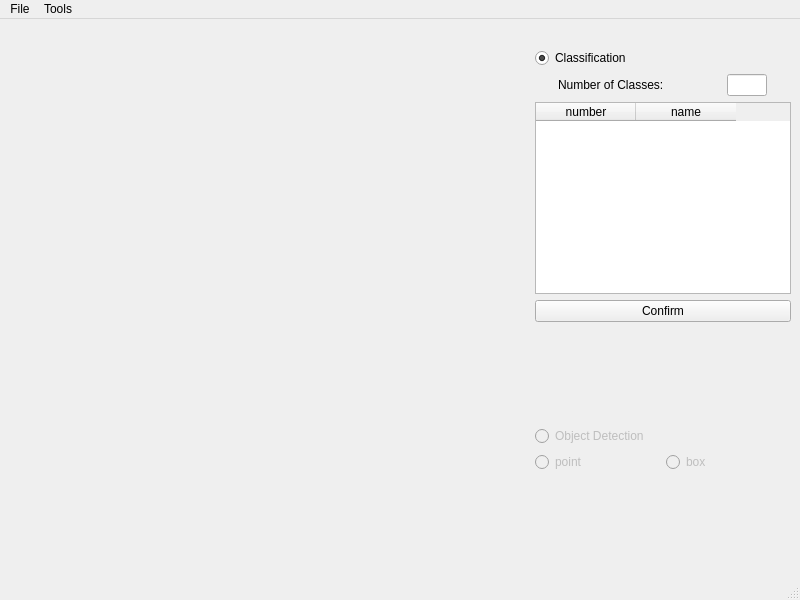
Qt form main_window.ui (KarolBo/labeling_tool) before a commit.
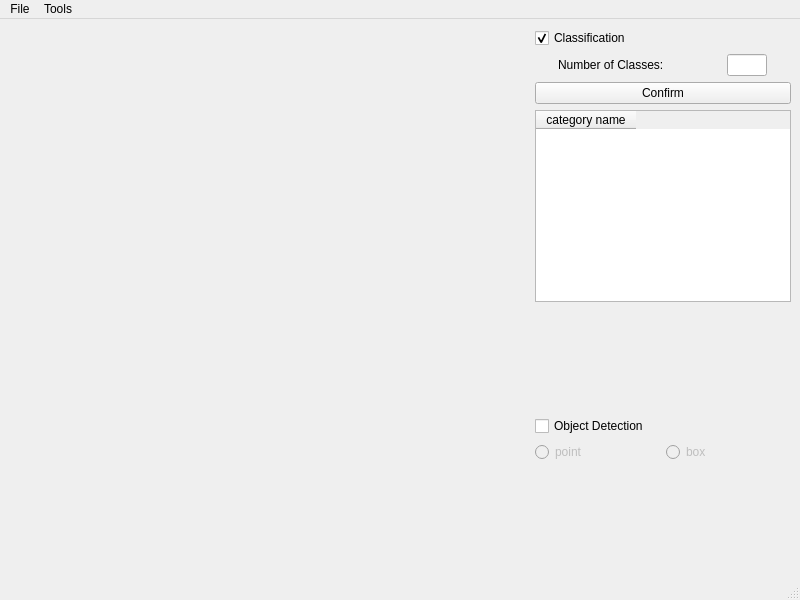
The same form after that commit. Custom widgets are drawn as their Qt base class.

Commit message: mpl rectangle

What changed in the file:
```diff
--- a/main_window.ui
+++ b/main_window.ui
@@ -15,6 +15,32 @@
   </property>
   <widget class="QWidget" name="centralwidget">
    <layout class="QGridLayout" name="gridLayout">
+    <item row="0" column="0">
+     <widget class="QLabel" name="label_image_num">
+      <property name="maximumSize">
+       <size>
+        <width>140</width>
+        <height>16777215</height>
+       </size>
+      </property>
+      <property name="text">
+       <string/>
+      </property>
+     </widget>
+    </item>
+    <item row="0" column="1">
+     <widget class="QCheckBox" name="checkbox_class">
+      <property name="text">
+       <string>Classification</string>
+      </property>
+      <property name="checked">
+       <bool>true</bool>
+      </property>
+     </widget>
+    </item>
+    <item row="2" column="0">
+     <layout class="QHBoxLayout" name="buttons_layout"/>
+    </item>
     <item row="1" column="0">
      <widget class="mpl_widget" name="screen" native="true">
       <property name="sizePolicy">
@@ -30,16 +56,6 @@
       <property name="sizeConstraint">
        <enum>QLayout::SetFixedSize</enum>
       </property>
-      <item>
-       <widget class="QRadioButton" name="radioButton">
-        <property name="text">
-         <string>Classification</string>
-        </property>
-        <property name="checked">
-         <bool>true</bool>
-        </property>
-       </widget>
-      </item>
       <item>
        <layout class="QHBoxLayout" name="horizontalLayout">
         <item>
@@ -74,7 +90,14 @@
        </layout>
       </item>
       <item>
-       <widget class="QTableWidget" name="tableWidget">
+       <widget class="QPushButton" name="button_confirm">
+        <property name="text">
+         <string>Confirm</string>
+        </property>
+       </widget>
+      </item>
+      <item>
+       <widget class="QTableWidget" name="table">
         <property name="sizePolicy">
          <sizepolicy hsizetype="Fixed" vsizetype="Expanding">
           <horstretch>0</horstretch>
@@ -85,25 +108,13 @@
          <enum>Qt::ScrollBarAlwaysOff</enum>
         </property>
         <property name="columnCount">
-         <number>2</number>
+         <number>1</number>
         </property>
         <column>
          <property name="text">
-          <string>number</string>
+          <string>category name</string>
          </property>
         </column>
-        <column>
-         <property name="text">
-          <string>name</string>
-         </property>
-        </column>
-       </widget>
-      </item>
-      <item>
-       <widget class="QPushButton" name="button_confirm">
-        <property name="text">
-         <string>Confirm</string>
-        </property>
        </widget>
       </item>
       <item>
@@ -120,16 +131,7 @@
        </spacer>
       </item>
       <item>
-       <widget class="QRadioButton" name="radioButton_2">
-        <property name="enabled">
-         <bool>false</bool>
-        </property>
-        <property name="sizePolicy">
-         <sizepolicy hsizetype="Fixed" vsizetype="Fixed">
-          <horstretch>0</horstretch>
-          <verstretch>0</verstretch>
-         </sizepolicy>
-        </property>
+       <widget class="QCheckBox" name="checkbox_object">
         <property name="text">
          <string>Object Detection</string>
         </property>
```
Left out of the diff: 20 changed lines with no effect on the pictures. The commit also changes 1 other file.
